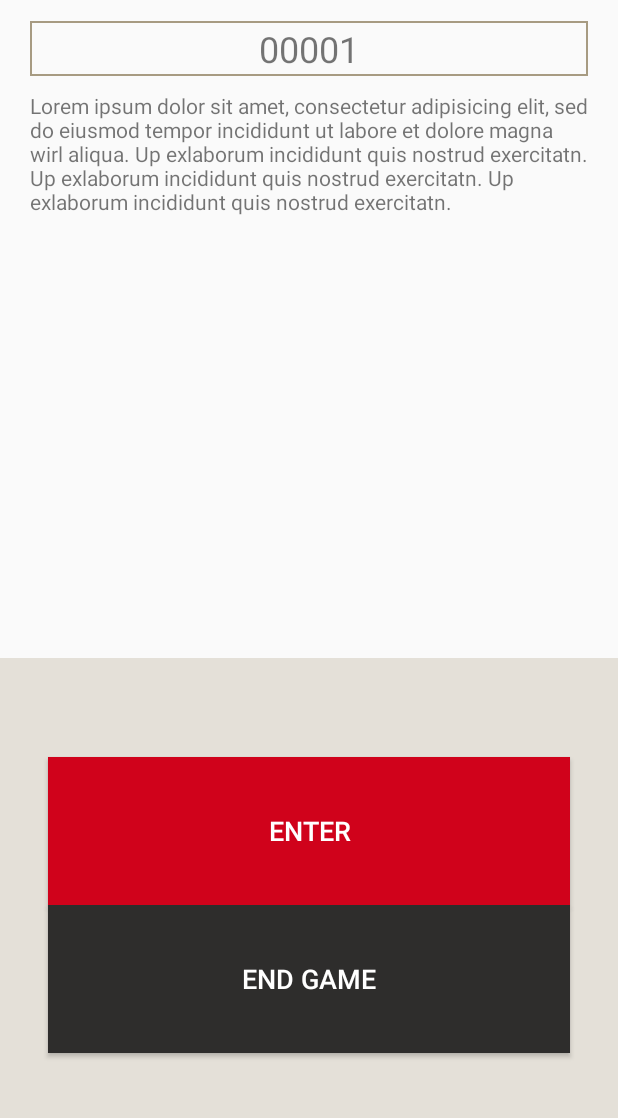
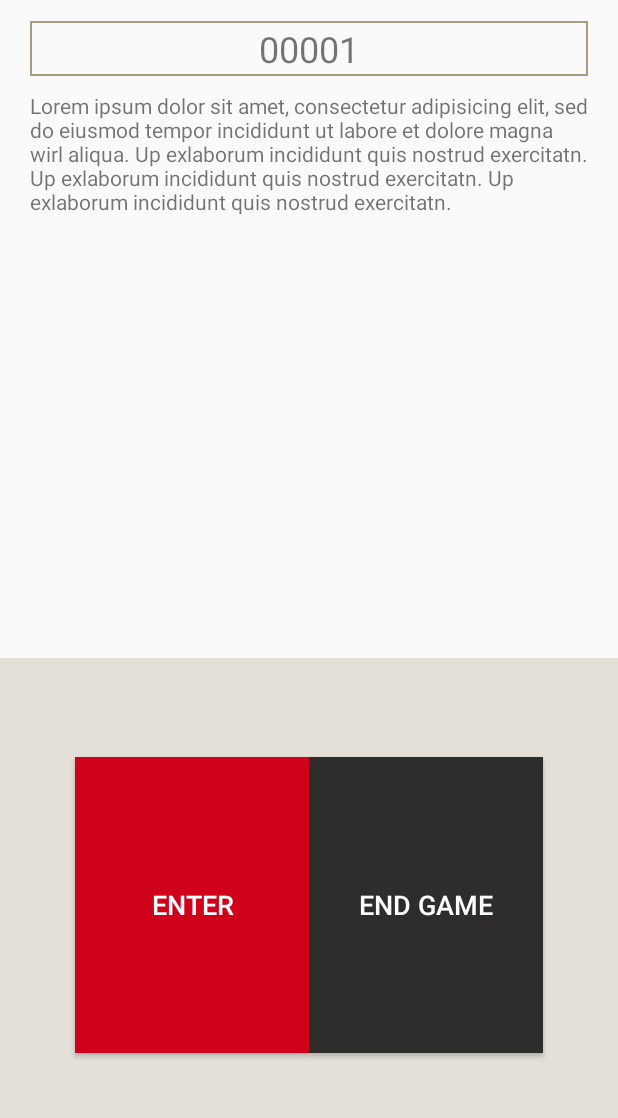
Before and after one commit to AreumAn/PROJECT.aa_jenga, an Android app: the GameRandomActivity screen opened directly, with no data from a screen before it, on a phone screen of 412 x 824 dp, the part 84-1202 px from its top. Run offline under Robolectric (Android 15) with nearby library versions, the phone set to English and light mode, and no system bars.

Commit message:
I changed the orther of the buttons

```diff
--- a/app/src/main/res/layout/content_game_random.xml
+++ b/app/src/main/res/layout/content_game_random.xml
@@ -123,38 +123,41 @@
             android:id="@+id/btn_enter"
             android:layout_width="0dp"
             android:layout_height="0dp"
-            android:layout_marginEnd="32dp"
-            android:layout_marginLeft="32dp"
-            android:layout_marginRight="32dp"
-            android:layout_marginStart="32dp"
+            android:layout_marginEnd="0dp"
+            android:layout_marginLeft="50dp"
+            android:layout_marginRight="0dp"
+            android:layout_marginStart="50dp"
             android:background="@color/colorAccent"
             android:text="ENTER"
             android:textColor="@android:color/white"
             android:textSize="18sp"
             app:layout_constraintBottom_toTopOf="@+id/guideline_row_3"
             app:layout_constraintLeft_toLeftOf="parent"
-            app:layout_constraintRight_toRightOf="parent"
             app:layout_constraintTop_toTopOf="@+id/guideline_row_2"
-            app:layout_constraintVertical_bias="0.0" />
+            app:layout_constraintVertical_bias="0.0"
+            app:layout_constraintRight_toLeftOf="@+id/guideline_col_4"
+            app:layout_constraintHorizontal_bias="1.0" />
 
         <Button
             android:id="@+id/btn_end"
             android:layout_width="0dp"
             android:layout_height="0dp"
-            android:layout_marginEnd="32dp"
-            android:layout_marginLeft="32dp"
-            android:layout_marginRight="32dp"
-            android:layout_marginStart="32dp"
+            android:layout_marginEnd="50dp"
+            android:layout_marginLeft="0dp"
+            android:layout_marginRight="50dp"
+            android:layout_marginStart="0dp"
             android:background="@color/colorGrayDark"
             android:text="END GAME"
             android:textColor="@android:color/white"
             android:textSize="18sp"
-            app:layout_constraintBottom_toTopOf="@+id/guideline_row_4"
+            app:layout_constraintBottom_toTopOf="@+id/guideline_row_3"
             app:layout_constraintHorizontal_bias="0.0"
-            app:layout_constraintLeft_toLeftOf="parent"
+            app:layout_constraintLeft_toLeftOf="@+id/guideline_col_4"
             app:layout_constraintRight_toRightOf="parent"
-            app:layout_constraintTop_toTopOf="@+id/guideline_row_3"
-            app:layout_constraintVertical_bias="0.0" />
+            app:layout_constraintTop_toTopOf="@+id/guideline_row_2"
+            app:layout_constraintVertical_bias="0.0"
+            android:layout_marginTop="0dp"
+            android:layout_marginBottom="0dp" />
 
         <android.support.constraint.Guideline
             android:id="@+id/guideline_row_2"
@@ -164,18 +167,20 @@
             app:layout_constraintGuide_percent="0.2" />
 
         <android.support.constraint.Guideline
-            android:id="@+id/guideline_row_4"
+            android:id="@+id/guideline_row_3"
             android:layout_width="wrap_content"
             android:layout_height="wrap_content"
             android:orientation="horizontal"
             app:layout_constraintGuide_percent="0.8" />
 
         <android.support.constraint.Guideline
-            android:id="@+id/guideline_row_3"
+            android:id="@+id/guideline_col_4"
             android:layout_width="wrap_content"
             android:layout_height="wrap_content"
-            android:orientation="horizontal"
-            app:layout_constraintGuide_percent="0.5" />
+            android:orientation="vertical"
+            app:layout_constraintGuide_percent="0.5"
+            tools:layout_editor_absoluteY="0dp"
+            tools:layout_editor_absoluteX="180dp" />
 
     </android.support.constraint.ConstraintLayout>
 
```
